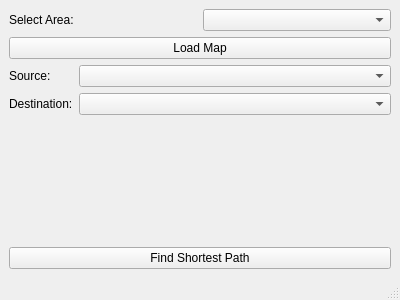
First picture: the form in mainwindow.ui, repository MuhammadSarimUmer/Traffic-Simulation-Dsa-project, before the edit.
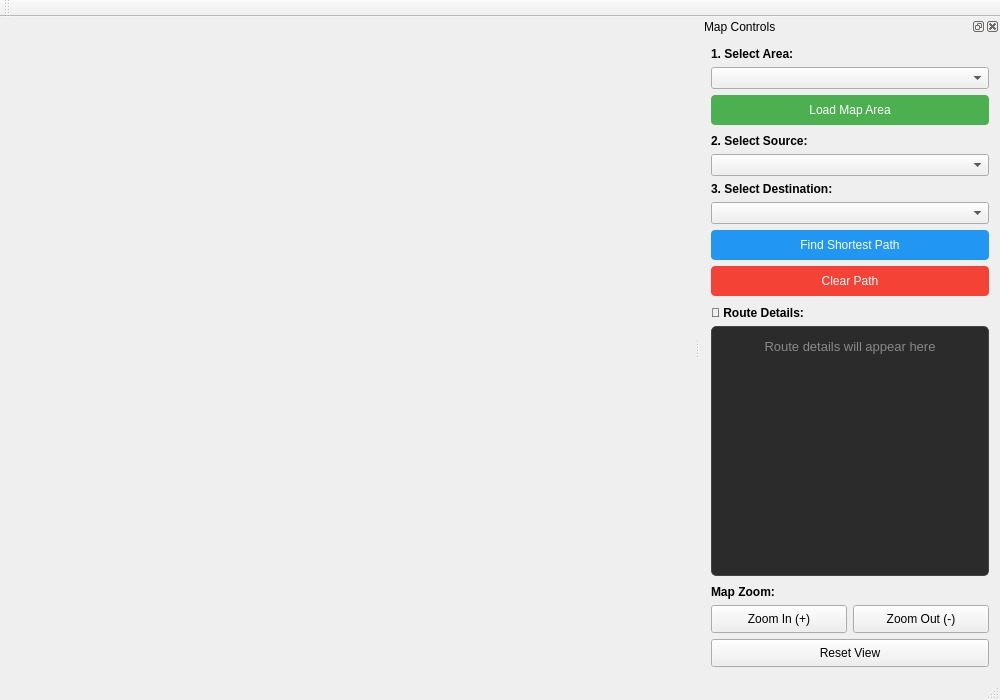
Second picture: the form after the edit.

The edit to the form file:
```diff
--- a/mainwindow.ui
+++ b/mainwindow.ui
@@ -6,77 +6,17 @@
    <rect>
     <x>0</x>
     <y>0</y>
-    <width>400</width>
-    <height>300</height>
+    <width>1000</width>
+    <height>700</height>
    </rect>
   </property>
   <property name="windowTitle">
    <string>Traffic Control Simulator</string>
   </property>
-  <widget class="QWidget" name="centralwidget">
-   <layout class="QVBoxLayout" name="verticalLayout">
-    <!-- Area Selection -->
-    <item>
-     <layout class="QHBoxLayout" name="areaLayout">
-      <item>
-       <widget class="QLabel" name="areaLabel">
-        <property name="text">
-         <string>Select Area:</string>
-        </property>
-       </widget>
-      </item>
-      <item>
-       <widget class="QComboBox" name="areaSelectionCombo"/>
-      </item>
-     </layout>
-    </item>
-
-    <!-- Load Map Button -->
-    <item>
-     <widget class="QPushButton" name="loadMapButton">
-      <property name="text">
-       <string>Load Map</string>
-      </property>
-     </widget>
-    </item>
-
-    <!-- Source and Destination ComboBoxes -->
-    <item>
-     <layout class="QFormLayout" name="formLayout">
-      <item row="0" column="0">
-       <widget class="QLabel" name="label">
-        <property name="text">
-         <string>Source:</string>
-        </property>
-       </widget>
-      </item>
-      <item row="0" column="1">
-       <widget class="QComboBox" name="sourceCombo"/>
-      </item>
-      <item row="1" column="0">
-       <widget class="QLabel" name="label_2">
-        <property name="text">
-         <string>Destination:</string>
-        </property>
-       </widget>
-      </item>
-      <item row="1" column="1">
-       <widget class="QComboBox" name="destCombo"/>
-      </item>
-     </layout>
-    </item>
-
-    <!-- Find Path Button -->
-    <item>
-     <widget class="QPushButton" name="findPathButton">
-      <property name="text">
-       <string>Find Shortest Path</string>
-      </property>
-     </widget>
-    </item>
-   </layout>
-  </widget>
-  <widget class="QMenuBar" name="menubar">
+  
+  <widget class="QWidget" name="centralWidget"/> 
+  
+  <widget class="QMenuBar" name="menuBar">
    <property name="geometry">
     <rect>
      <x>0</x>
@@ -86,8 +26,293 @@
     </rect>
    </property>
   </widget>
-  <widget class="QStatusBar" name="statusbar"/>
+  <widget class="QToolBar" name="mainToolBar">
+   <attribute name="toolBarArea">
+    <enum>TopToolBarArea</enum>
+   </attribute>
+   <attribute name="toolBarBreak">
+    <bool>false</bool>
+   </attribute>
+  </widget>
+  <widget class="QStatusBar" name="statusBar"/>
+  
+  <widget class="QDockWidget" name="controlDockWidget">
+   <property name="minimumSize">
+    <size>
+     <width>300</width>
+     <height>200</height>
+    </size>
+   </property>
+   <property name="windowTitle">
+    <string>Map Controls</string>
+   </property>
+   <attribute name="dockWidgetArea">
+    <number>2</number>
+   </attribute>
+   <widget class="QWidget" name="dockWidgetContents">
+    <layout class="QVBoxLayout" name="verticalLayout">
+     
+     <!-- Area Selection -->
+     <item>
+      <widget class="QLabel" name="areaLabel">
+       <property name="text">
+        <string>1. Select Area:</string>
+       </property>
+       <property name="font">
+        <font>
+         <weight>75</weight>
+         <bold>true</bold>
+        </font>
+       </property>
+      </widget>
+     </item>
+     <item>
+      <widget class="QComboBox" name="areaSelectionCombo"/>
+     </item>
+     
+     <item>
+      <widget class="QPushButton" name="loadMapButton">
+       <property name="text">
+        <string>Load Map Area</string>
+       </property>
+       <property name="styleSheet">
+        <string>QPushButton { background-color: #4CAF50; color: white; padding: 8px; border-radius: 4px; }
+QPushButton:hover { background-color: #45a049; }
+QPushButton:disabled { background-color: #cccccc; }</string>
+       </property>
+      </widget>
+     </item>
+     
+     <item>
+      <spacer name="verticalSpacer_1">
+       <property name="orientation">
+        <enum>Qt::Vertical</enum>
+       </property>
+       <property name="sizeHint" stdset="0">
+        <size>
+         <width>20</width>
+         <height>15</height>
+        </size>
+       </property>
+      </spacer>
+     </item>
+     
+     <!-- Source Selection -->
+     <item>
+      <widget class="QLabel" name="sourceLabel">
+       <property name="text">
+        <string>2. Select Source:</string>
+       </property>
+       <property name="font">
+        <font>
+         <weight>75</weight>
+         <bold>true</bold>
+        </font>
+       </property>
+      </widget>
+     </item>
+     <item>
+      <widget class="QComboBox" name="sourceCombo"/>
+     </item>
+     
+     <!-- Destination Selection -->
+     <item>
+      <widget class="QLabel" name="destLabel">
+       <property name="text">
+        <string>3. Select Destination:</string>
+       </property>
+       <property name="font">
+        <font>
+         <weight>75</weight>
+         <bold>true</bold>
+        </font>
+       </property>
+      </widget>
+     </item>
+     <item>
+      <widget class="QComboBox" name="destCombo"/>
+     </item>
+     
+     <item>
+      <widget class="QPushButton" name="findPathButton">
+       <property name="text">
+        <string>Find Shortest Path</string>
+       </property>
+       <property name="styleSheet">
+        <string>QPushButton { background-color: #2196F3; color: white; padding: 8px; border-radius: 4px; }
+QPushButton:hover { background-color: #0b7dda; }
+QPushButton:disabled { background-color: #cccccc; }</string>
+       </property>
+      </widget>
+     </item>
+     
+     <item>
+      <widget class="QPushButton" name="clearPathButton">
+       <property name="text">
+        <string>Clear Path</string>
+       </property>
+       <property name="styleSheet">
+        <string>QPushButton { background-color: #f44336; color: white; padding: 8px; border-radius: 4px; }
+QPushButton:hover { background-color: #da190b; }</string>
+       </property>
+      </widget>
+     </item>
+     
+     <item>
+      <spacer name="verticalSpacer_2">
+       <property name="orientation">
+        <enum>Qt::Vertical</enum>
+       </property>
+       <property name="sizeHint" stdset="0">
+        <size>
+         <width>20</width>
+         <height>15</height>
+        </size>
+       </property>
+      </spacer>
+     </item>
+     
+     <!-- Route Details Section -->
+     <item>
+      <widget class="QLabel" name="routeDetailsLabel">
+       <property name="text">
+        <string>📍 Route Details:</string>
+       </property>
+       <property name="font">
+        <font>
+         <weight>75</weight>
+         <bold>true</bold>
+        </font>
+       </property>
+      </widget>
+     </item>
+     
+     <item>
+      <widget class="QTextEdit" name="routeDetailsText">
+       <property name="minimumSize">
+        <size>
+         <width>0</width>
+         <height>250</height>
+        </size>
+       </property>
+       <property name="maximumSize">
+        <size>
+         <width>16777215</width>
+         <height>16777215</height>
+        </size>
+       </property>
+       <property name="readOnly">
+        <bool>true</bool>
+       </property>
+       <property name="html">
+        <string>&lt;!DOCTYPE HTML PUBLIC "-//W3C//DTD HTML 4.0//EN" "http://www.w3.org/TR/REC-html40/strict.dtd"&gt;
+&lt;html&gt;&lt;head&gt;&lt;meta name="qrichtext" content="1" /&gt;&lt;style type="text/css"&gt;
+p, li { white-space: pre-wrap; }
+&lt;/style&gt;&lt;/head&gt;&lt;body style=" font-family:'MS Shell Dlg 2'; font-size:8.25pt; font-weight:400; font-style:normal;"&gt;
+&lt;p align="center" style=" margin-top:12px; margin-bottom:12px; margin-left:0px; margin-right:0px; -qt-block-indent:0; text-indent:0px;"&gt;&lt;span style=" font-size:10pt; color:#888888;"&gt;Route details will appear here&lt;/span&gt;&lt;/p&gt;&lt;/body&gt;&lt;/html&gt;</string>
+       </property>
+       <property name="styleSheet">
+        <string>QTextEdit {
+    background-color: #2b2b2b;
+    color: #ffffff;
+    border: 1px solid #444;
+    border-radius: 5px;
+    padding: 8px;
+    font-family: 'Segoe UI', Arial, sans-serif;
+    font-size: 10pt;
+}
+QTextEdit:focus {
+    border: 1px solid #2196F3;
+}</string>
+       </property>
+      </widget>
+     </item>
+     
+     <item>
+      <spacer name="verticalSpacer_3">
+       <property name="orientation">
+        <enum>Qt::Vertical</enum>
+       </property>
+       <property name="sizeHint" stdset="0">
+        <size>
+         <width>20</width>
+         <height>15</height>
+        </size>
+       </property>
+      </spacer>
+     </item>
+     
+     <!-- Zoom Controls -->
+     <item>
+      <widget class="QLabel" name="zoomLabel">
+       <property name="text">
+        <string>Map Zoom:</string>
+       </property>
+       <property name="font">
+        <font>
+         <weight>75</weight>
+         <bold>true</bold>
+        </font>
+       </property>
+      </widget>
+     </item>
+     
+     <item>
+      <layout class="QHBoxLayout" name="zoomLayout">
+       <item>
+        <widget class="QPushButton" name="zoomInButton">
+         <property name="text">
+          <string>Zoom In (+)</string>
+         </property>
+         <property name="styleSheet">
+          <string>QPushButton { padding: 6px; }</string>
+         </property>
+        </widget>
+       </item>
+       <item>
+        <widget class="QPushButton" name="zoomOutButton">
+         <property name="text">
+          <string>Zoom Out (-)</string>
+         </property>
+         <property name="styleSheet">
+          <string>QPushButton { padding: 6px; }</string>
+         </property>
+        </widget>
+       </item>
+      </layout>
+     </item>
+     
+     <item>
+      <widget class="QPushButton" name="resetViewButton">
+       <property name="text">
+        <string>Reset View</string>
+       </property>
+       <property name="styleSheet">
+        <string>QPushButton { padding: 6px; }</string>
+       </property>
+      </widget>
+     </item>
+     
+     <item>
+      <spacer name="verticalSpacer_4">
+       <property name="orientation">
+        <enum>Qt::Vertical</enum>
+       </property>
+       <property name="sizeHint" stdset="0">
+        <size>
+         <width>20</width>
+         <height>10</height>
+        </size>
+       </property>
+      </spacer>
+     </item>
+     
+    </layout>
+   </widget>
+  </widget>
  </widget>
+ <layoutdefault spacing="6" margin="11"/>
+ <customwidgets/>
  <resources/>
  <connections/>
 </ui>
```
Left out of the diff: 6 changed lines with no effect on the pictures.
